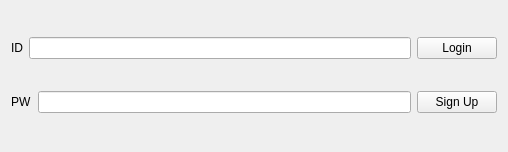
The window that login.ui (wnghks7787/veda_project1) describes before a commit, drawn with Qt 5.
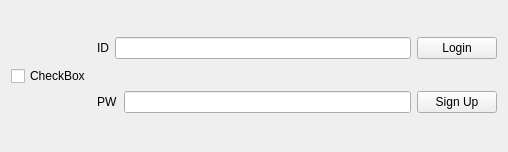
The same window after the commit.

Commit message: check_box

Diff of the .ui file:
```diff
--- a/login.ui
+++ b/login.ui
@@ -14,6 +14,13 @@
    <string>Widget</string>
   </property>
   <layout class="QHBoxLayout" name="horizontalLayout_2">
+   <item>
+    <widget class="QCheckBox" name="checkBox">
+     <property name="text">
+      <string>CheckBox</string>
+     </property>
+    </widget>
+   </item>
    <item>
     <layout class="QHBoxLayout" name="horizontalLayout" stretch="5,1">
      <item>
```
The commit also changes 2 other files.
